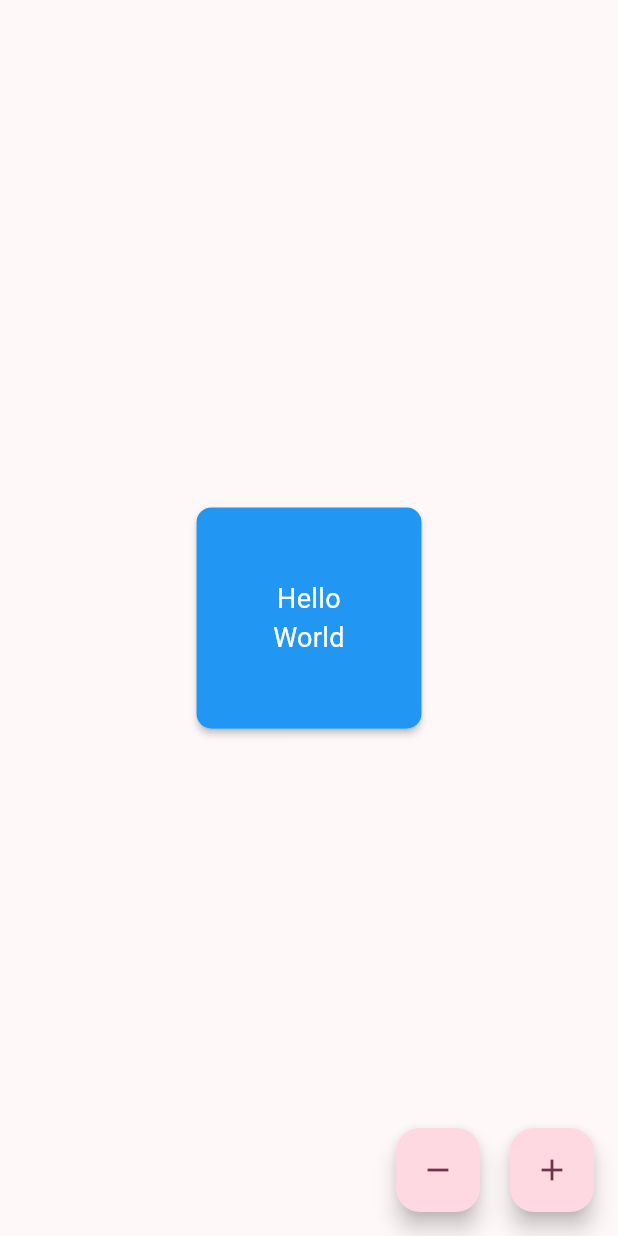
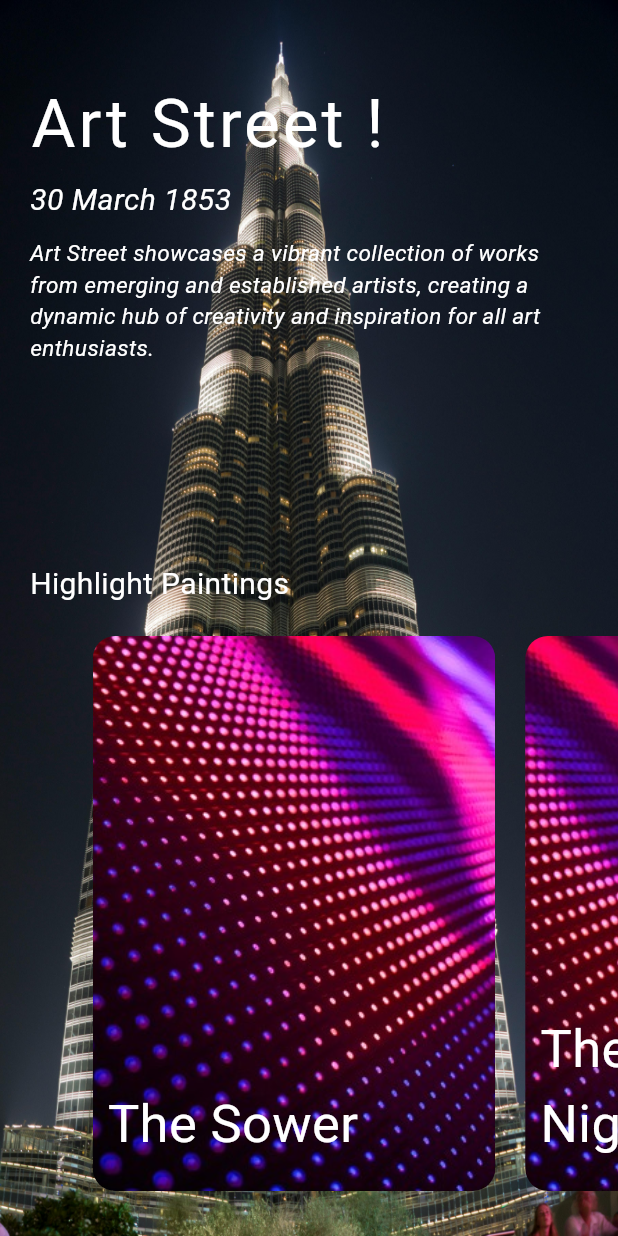
Before and after one commit to MuhammadUsamaProgrammer/speedometer, a Flutter app: the screen it shows after launch, on a phone screen of 412 x 824 dp. Run offline on Flutter 3.47's test engine with Material 3 defaults, Android fonts, the light colour scheme and no system bars.

Commit message:
image parallex

```diff
--- /dev/null
+++ b/lib/image_parallex/image_parallex.dart
@@ -0,0 +1,140 @@
+// ignore_for_file: file_names, library_private_types_in_public_api
+
+import 'package:flutter/material.dart';
+import 'package:speedometer/image_parallex/model.dart';
+
+class ImageParallex extends StatefulWidget {
+  const ImageParallex({super.key});
+
+  @override
+  _ImageParallexState createState() => _ImageParallexState();
+}
+
+class _ImageParallexState extends State<ImageParallex> {
+  late PageController pageController;
+  double pageOffset = 0;
+
+  @override
+  void initState() {
+    super.initState();
+    pageController = PageController(viewportFraction: 0.7);
+    pageController.addListener(() {
+      setState(() {
+        pageOffset = pageController.page!;
+      });
+    });
+  }
+
+  @override
+  Widget build(BuildContext context) {
+    return Scaffold(
+      body: Container(
+        width: MediaQuery.of(context).size.width,
+        decoration: const BoxDecoration(
+          image: DecorationImage(
+            image: AssetImage("images/burj.jpg"),
+            fit: BoxFit.fill,
+          ),
+        ),
+        child: Column(
+          mainAxisAlignment: MainAxisAlignment.spaceBetween,
+          children: [
+            const Padding(
+              padding: EdgeInsets.symmetric(horizontal: 20),
+              child: Column(
+                crossAxisAlignment: CrossAxisAlignment.start,
+                children: [
+                  SizedBox(height: 50),
+                  Text(
+                    'Art Street !',
+                    style: TextStyle(
+                      color: Colors.white,
+                      fontSize: 45,
+                      letterSpacing: 2,
+                    ),
+                  ),
+                  SizedBox(height: 5),
+                  Text(
+                    '30 March 1853',
+                    style: TextStyle(
+                      color: Colors.white,
+                      fontSize: 20,
+                      fontStyle: FontStyle.italic,
+                    ),
+                  ),
+                  SizedBox(height: 10),
+                  Text(
+                    'Art Street showcases a vibrant collection of works from emerging and established artists, creating a dynamic hub of creativity and inspiration for all art enthusiasts.',
+                    style: TextStyle(
+                      color: Colors.white,
+                      fontSize: 15,
+                      fontStyle: FontStyle.italic,
+                    ),
+                  ),
+                ],
+              ),
+            ),
+            Column(
+              crossAxisAlignment: CrossAxisAlignment.start,
+              children: [
+                const Padding(
+                  padding: EdgeInsets.only(left: 20, bottom: 20),
+                  child: Text(
+                    'Highlight Paintings',
+                    style: TextStyle(
+                      color: Colors.white,
+                      fontSize: 20,
+                    ),
+                  ),
+                ),
+                Container(
+                  height: 400,
+                  padding: const EdgeInsets.only(bottom: 30),
+                  child: PageView.builder(
+                    itemCount: paintings.length,
+                    controller: pageController,
+                    itemBuilder: (context, i) {
+                      return Transform.scale(
+                        scale: 1,
+                        child: Container(
+                          padding: const EdgeInsets.only(right: 20),
+                          child: Stack(
+                            children: [
+                              ClipRRect(
+                                borderRadius: BorderRadius.circular(15),
+                                child: Image.asset(
+                                  paintings[i]['image'],
+                                  height: 370,
+                                  fit: BoxFit.cover,
+                                  alignment:
+                                      Alignment(-pageOffset.abs() + i, 0),
+                                ),
+                              ),
+                              Positioned(
+                                left: 10,
+                                bottom: 20,
+                                right: 10,
+                                child: Text(
+                                  paintings[i]['name'],
+                                  style: const TextStyle(
+                                    color: Colors.white,
+                                    fontSize: 35,
+                                    fontStyle: FontStyle.normal,
+                                  ),
+                                ),
+                              )
+                            ],
+                          ),
+                        ),
+                      );
+                    },
+                  ),
+                )
+              ],
+            ),
+          ],
+        ),
+      ),
+    );
+  }
+}
--- /dev/null
+++ b/lib/image_parallex/model.dart
@@ -0,0 +1,31 @@
+List<Map> paintings = [
+  {
+    'image': _networkImage,
+    'name': 'The Sower',
+  },
+  {
+    'image': _networkImage,
+    'name': 'The Starry Night',
+  },
+  {
+    'image': _networkImage,
+    'name': 'The Potato Eaters',
+  },
+  {
+    'image': _networkImage,
+    'name': 'Irises',
+  },
+  {
+    'image': _networkImage,
+    'name': 'Starry Night Over the Rhône',
+  },
+  {
+    'image': _networkImage,
+    'name': 'Landscape with Snow',
+  },
+  {
+    'image': _networkImage,
+    'name': 'The Night Café',
+  },
+];
+String _networkImage = "images/dots.jpg";
--- a/lib/main.dart
+++ b/lib/main.dart
@@ -1,6 +1,7 @@
 import 'package:flutter/material.dart';
-import 'package:speedometer/black_hole.dart';
-import 'package:speedometer/speedometer.dart';
+import 'package:speedometer/Black_hole/black_hole.dart';
+import 'package:speedometer/image_parallex/image_parallex.dart';
+import 'package:speedometer/speedometer/speedometer.dart';
 
 void main() {
   runApp(const MyApp());
@@ -18,7 +19,7 @@ class MyApp extends StatelessWidget {
         useMaterial3: true,
       ),
       // home: const Speedometer(),
-      home: const CardHiddenAnimationPage(),
+      home: ImageParallex(),
     );
   }
 }
--- a/lib/speedometer.dart
+++ b/lib/speedometer/speedometer.dart
@@ -1,7 +1,7 @@
 import 'dart:developer';
 
 import 'package:flutter/material.dart';
-import 'package:speedometer/meter_painter.dart';
+import 'package:speedometer/speedometer/meter_painter.dart';
 
 class Speedometer extends StatefulWidget {
   const Speedometer({super.key});
--- a/pubspec.yaml
+++ b/pubspec.yaml
@@ -60,7 +60,7 @@ flutter:
 
   # To add assets to your application, add an assets section, like this:
   assets:
-    - images/hole.png
+    - images/
   # assets:
   #   - images/a_dot_burr.jpeg
   #   - images/a_dot_ham.jpeg
```
Also changed, not shown: images/burj.jpg (added), images/dots.jpg (added), lib/Black_hole/black_hole.dart (renamed from lib/black_hole.dart), lib/date_time_picker/date_time_picker.dart (renamed from lib/date_time_picker.dart), lib/neon_draw/neon_draw.dart (renamed from lib/neon_draw.dart), lib/speedometer/meter_painter.dart (renamed from lib/meter_painter.dart).
